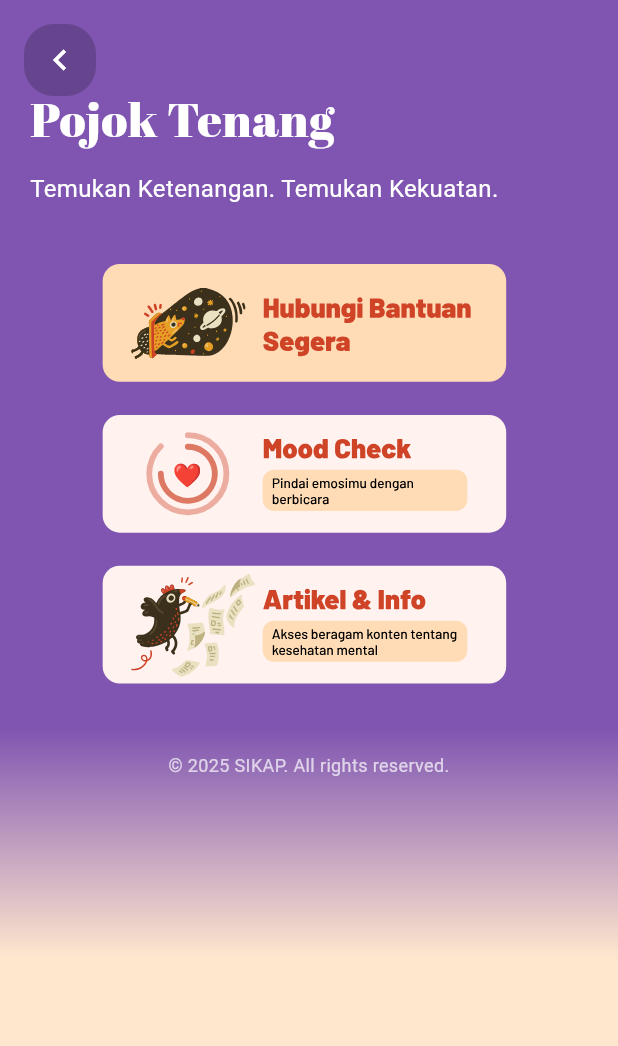
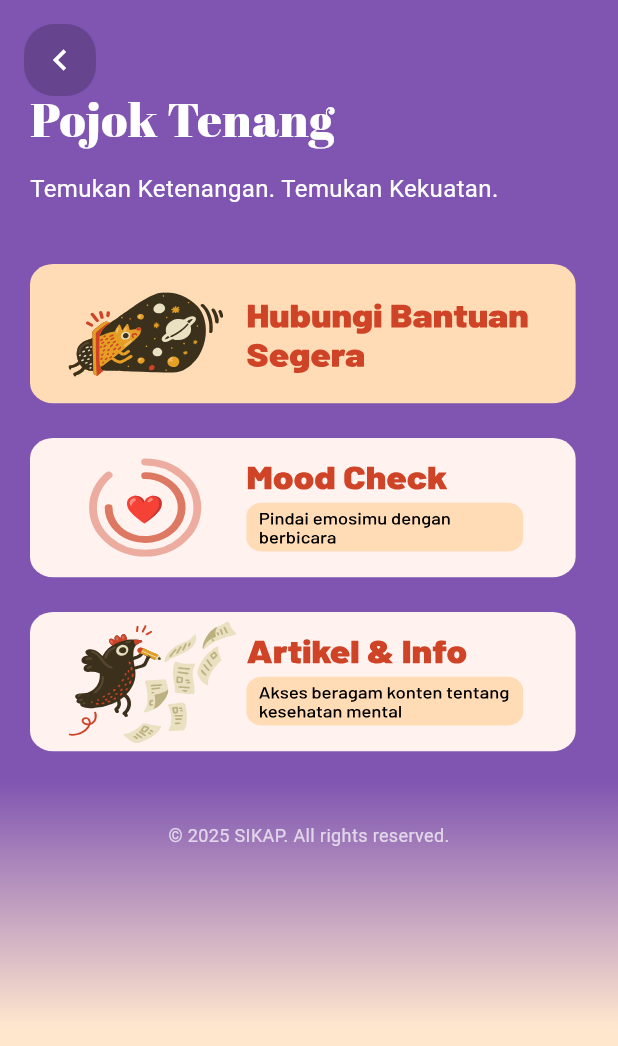
Before and after one commit to MBD-LIDM/SIKAP-frontend, a Flutter app: the PojokTenangPage screen opened directly, on a phone screen of 412 x 824 dp. Shown: the top 1046 px of the screen. Run offline on Flutter 3.47's test engine with Material 3 defaults, Android fonts, the phone set to English and light mode, and no system bars; our stand-ins replace flutter_secure_storage, flutter_svg, google_fonts; missing offline and left inert: record; accounts and stored records are empty; project files that could hold a hidden picture were left out.

Commit message:
Atur ulang padding dan background color

```diff
--- a/lib/features/cases/presentation/pages/case_confirmation_page.dart
+++ b/lib/features/cases/presentation/pages/case_confirmation_page.dart
@@ -52,12 +52,14 @@ class _CaseConfirmationPageState extends State<CaseConfirmationPage> {
         ? 'Tulis alasan penolakan atau instruksi lanjutan...'
         : 'Tulis pesan pemrosesan atau langkah tindak lanjut...';
     return Scaffold(
+      backgroundColor: const Color(0xFF7F55B1),
       appBar: AppBar(
         title: const Text('Konfirmasi Kasus'),
         backgroundColor: const Color(0xFF7F55B1),
         foregroundColor: Colors.white,
       ),
       body: Container(
+        constraints: const BoxConstraints.expand(),
         color: const Color(0xFF7F55B1),
         child: SafeArea(
           child: SingleChildScrollView(
--- a/lib/features/dashboard/presentation/dashboard_global.dart
+++ b/lib/features/dashboard/presentation/dashboard_global.dart
@@ -221,7 +221,7 @@ class _DashboardGlobalPageState extends State<DashboardGlobalPage> {
             children: [
               Icon(growthIcon, size: 16, color: growthColor),
               const SizedBox(width: 4),
-              Text('Pertumbuhan vs periode sebelumnya: $growthText', style: TextStyle(color: growthColor)),
+              Text('$growthText', style: TextStyle(color: growthColor)),
             ],
           ),
           const SizedBox(height: 12),
--- a/lib/features/mood_check/presentation/pages/mood_check_recording_page.dart
+++ b/lib/features/mood_check/presentation/pages/mood_check_recording_page.dart
@@ -38,6 +38,7 @@ class _MoodCheckRecordingPageState extends State<MoodCheckRecordingPage> {
   @override
   Widget build(BuildContext context) {
     return Scaffold(
+      backgroundColor: const Color(0xFFFFE7CE),
       body: Container(
         decoration: const BoxDecoration(
           gradient: LinearGradient(
@@ -45,7 +46,7 @@ class _MoodCheckRecordingPageState extends State<MoodCheckRecordingPage> {
             end: Alignment.bottomCenter,
             colors: [
               Color(0xFF7F55B1), // Purple at 76%
-              Color(0xFFFFDBB6), // Light peach/orange at 100%
+              Color(0xFFFFE7CE), // Soft cream at 100%
             ],
             stops: [0.76, 1.0],
           ),
--- a/lib/features/wellbeing_resources/presentation/pages/artikel_bullying_detail_page.dart
+++ b/lib/features/wellbeing_resources/presentation/pages/artikel_bullying_detail_page.dart
@@ -70,10 +70,9 @@ class ArtikelBullyingDetailPage extends StatelessWidget {
                         padding: const EdgeInsets.all(16),
                         child: AspectRatio(
                           aspectRatio: 16 / 9,
-                          child: SvgPicture.asset(
-                            'assets/images/lapor_bullying.svg',
+                          child: Image.asset(
+                            'assets/images/arabica-3.png',
                             fit: BoxFit.contain,
-                            allowDrawingOutsideViewBox: true,
                           ),
                         ),
                       ),
--- a/lib/features/wellbeing_resources/presentation/pages/pojok_tenang_page.dart
+++ b/lib/features/wellbeing_resources/presentation/pages/pojok_tenang_page.dart
@@ -52,7 +52,9 @@ class _PojokTenangPageState extends State<PojokTenangPage> {
                   ),
                   const SizedBox(height: 40),
                   // Buttons Section
-                  Column(
+                  Padding(
+                    padding: const EdgeInsets.symmetric(horizontal: 0),
+                    child: Column(
                       children: [
                         // Hubungi Bantuan Button - Full SVG
                         GestureDetector(
@@ -66,13 +68,11 @@ class _PojokTenangPageState extends State<PojokTenangPage> {
                           },
                           child: SizedBox(
                             width: double.infinity,
-                          child: AspectRatio(
-                            aspectRatio: 365 / 83,
+                            height: 100,
                             child: SvgPicture.asset(
                               'assets/images/hubungi_bantuan_button.svg',
-                              fit: BoxFit.contain,
+                              fit: BoxFit.fill,
                               allowDrawingOutsideViewBox: true,
-                            ),
                             ),
                           ),
                         ),
@@ -89,13 +89,11 @@ class _PojokTenangPageState extends State<PojokTenangPage> {
                           },
                           child: SizedBox(
                             width: double.infinity,
-                          child: AspectRatio(
-                            aspectRatio: 365 / 83,
+                            height: 100,
                             child: SvgPicture.asset(
                               'assets/images/mood_check_button.svg',
-                              fit: BoxFit.contain,
+                              fit: BoxFit.fill,
                               allowDrawingOutsideViewBox: true,
-                            ),
                             ),
                           ),
                         ),
@@ -112,17 +110,16 @@ class _PojokTenangPageState extends State<PojokTenangPage> {
                           },
                           child: SizedBox(
                             width: double.infinity,
-                          child: AspectRatio(
-                            aspectRatio: 365 / 83,
+                            height: 100,
                             child: SvgPicture.asset(
                               'assets/images/artikel_info_button.svg',
-                              fit: BoxFit.contain,
+                              fit: BoxFit.fill,
                               allowDrawingOutsideViewBox: true,
                             ),
                           ),
                         ),
+                      ],
                     ),
-                    ],
                   ),
                   const SizedBox(height: 40),
                   // Bottom Section - Copyright
```
Lines whose indentation alone changed are shown as unchanged.
